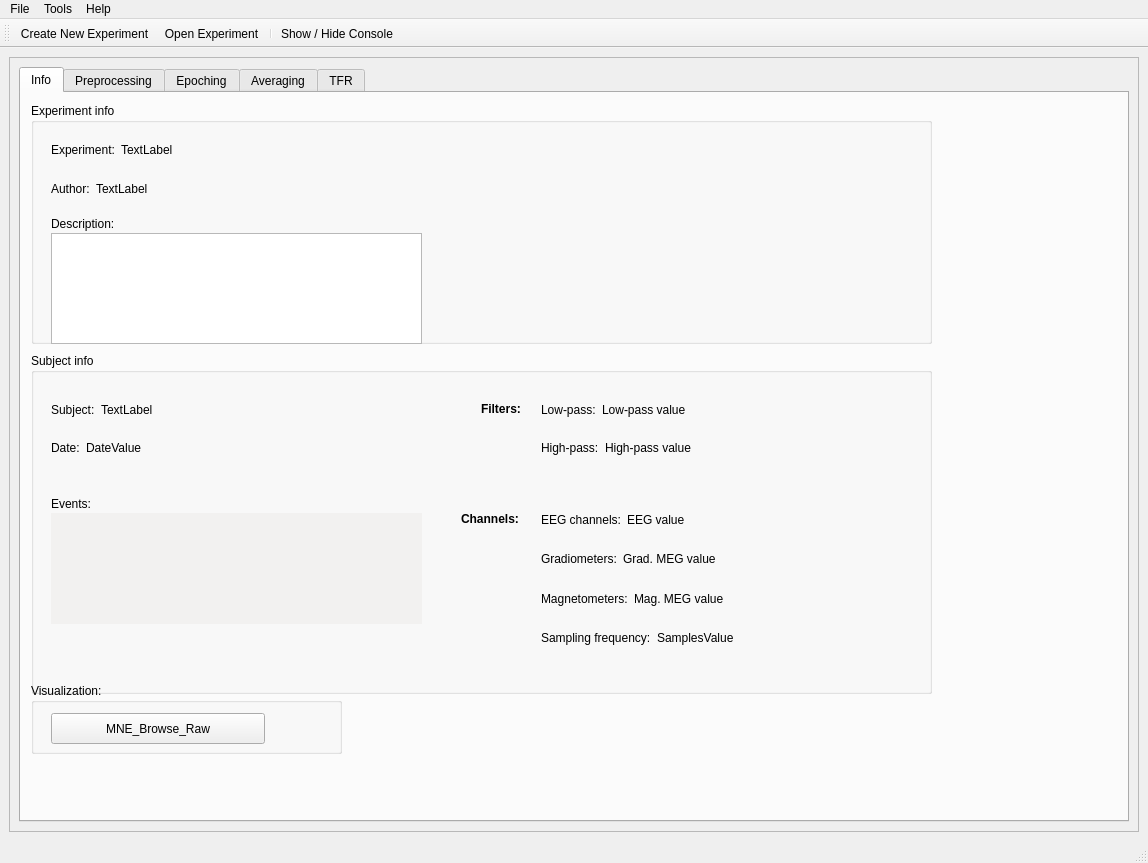
Before: the Qt Designer form meggie/ui/qt4Designer_ui_files/mainWindow.ui in cibr-jyu/meggie, drawn with Qt 5.
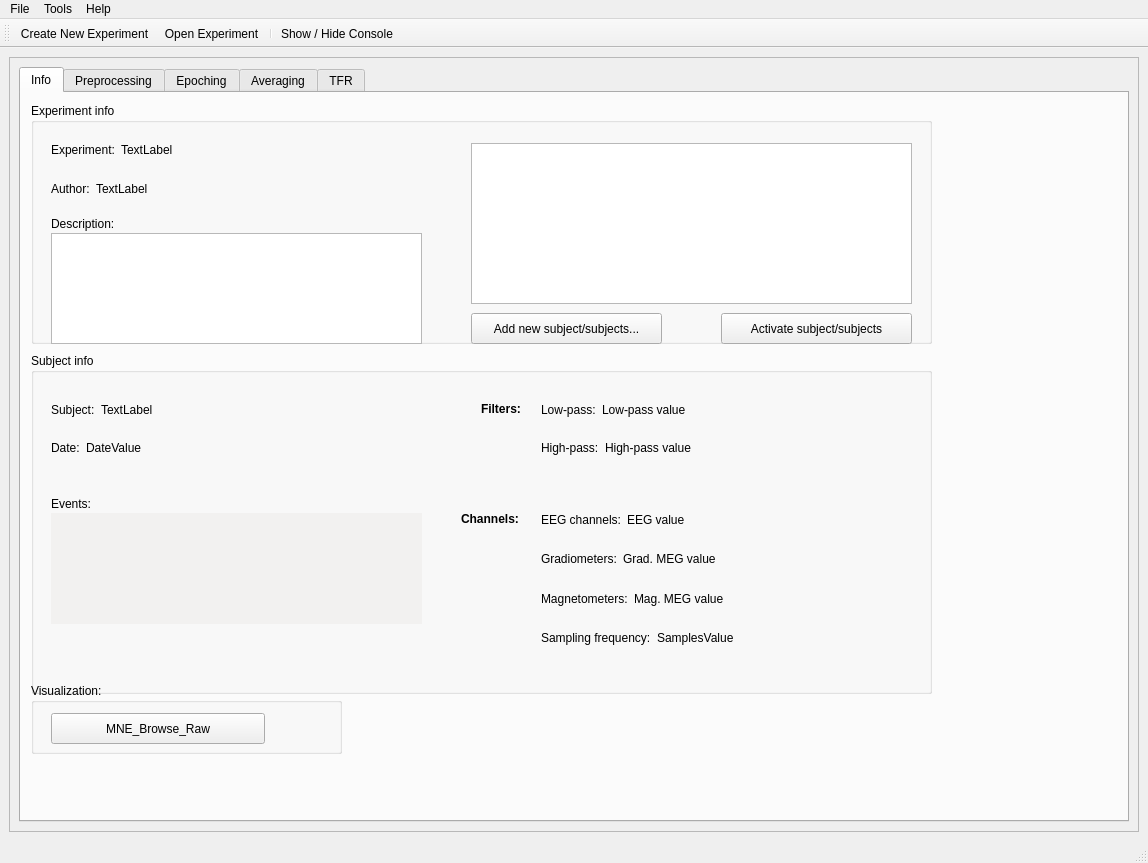
After: the same form once the commit is applied. The open tabs and pages were chosen to show the change.

Patch:
```diff
--- a/meggie/ui/qt4Designer_ui_files/mainWindow.ui
+++ b/meggie/ui/qt4Designer_ui_files/mainWindow.ui
@@ -145,6 +145,42 @@
                 </rect>
                </property>
               </widget>
+              <widget class="QListWidget" name="listWidgetSubjects">
+               <property name="geometry">
+                <rect>
+                 <x>440</x>
+                 <y>40</y>
+                 <width>441</width>
+                 <height>161</height>
+                </rect>
+               </property>
+              </widget>
+              <widget class="QPushButton" name="pushButtonAddSubjects">
+               <property name="geometry">
+                <rect>
+                 <x>440</x>
+                 <y>210</y>
+                 <width>191</width>
+                 <height>31</height>
+                </rect>
+               </property>
+               <property name="text">
+                <string>Add new subject/subjects...</string>
+               </property>
+              </widget>
+              <widget class="QPushButton" name="pushButtonActivateSubjects">
+               <property name="geometry">
+                <rect>
+                 <x>690</x>
+                 <y>210</y>
+                 <width>191</width>
+                 <height>31</height>
+                </rect>
+               </property>
+               <property name="text">
+                <string>Activate subject/subjects</string>
+               </property>
+              </widget>
              </widget>
              <widget class="QGroupBox" name="groupBoxSubject">
               <property name="geometry">
```
Left out of the diff: 2 changed lines with no effect on the pictures.
